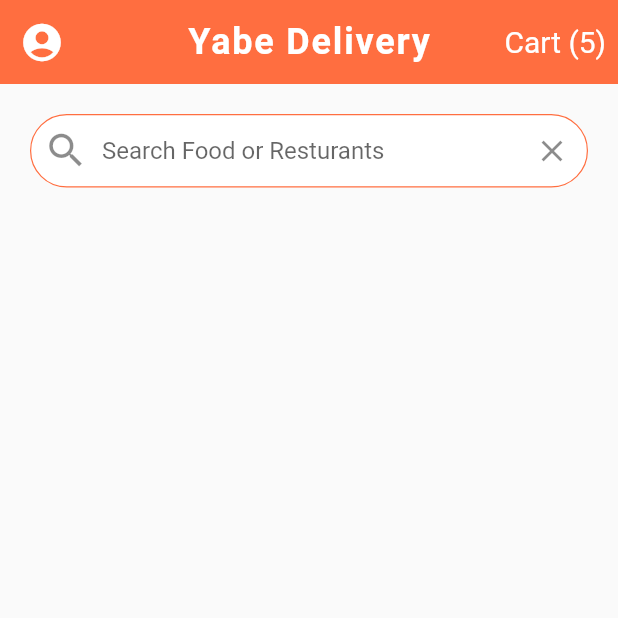
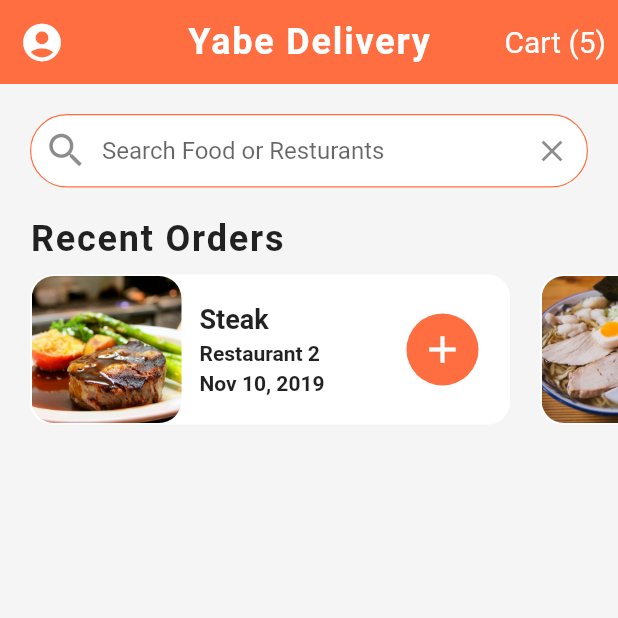
Before and after one commit to yabeye/flutter-food-delivery-app-ui, a Flutter app: the screen it shows after launch, on a phone screen of 412 x 824 dp, the top half of it. Run offline on Flutter 3.47's test engine with Material 2 defaults, Android fonts, the phone set to English and light mode, and no system bars.

Commit message:
recent order wedget is built.

```diff
--- a/lib/main.dart
+++ b/lib/main.dart
@@ -13,7 +13,7 @@ class MyApp extends StatelessWidget {
       title: 'Flutter Demo',
       debugShowCheckedModeBanner: false,
       theme: ThemeData(
-        scaffoldBackgroundColor: Colors.grey[50],
+        scaffoldBackgroundColor: Colors.grey[100],
         primaryColor: Colors.deepOrangeAccent,
       ),
       home: Home(),
--- a/lib/screens/home_screen.dart
+++ b/lib/screens/home_screen.dart
@@ -1,5 +1,6 @@
 import 'package:flutter/material.dart';
 import 'package:flutter_food_delivery_app/data/data.dart';
+import 'package:flutter_food_delivery_app/widgets/recent_orders.dart';
 
 class Home extends StatelessWidget {
   const Home({Key? key}) : super(key: key);
@@ -64,6 +65,7 @@ class Home extends StatelessWidget {
               ),
             ),
           ),
+          RecentOrders(),
         ],
       ),
     );
--- /dev/null
+++ b/lib/widgets/recent_orders.dart
@@ -0,0 +1,125 @@
+import 'package:flutter/material.dart';
+import 'package:flutter_food_delivery_app/data/data.dart';
+import 'package:flutter_food_delivery_app/models/order.dart';
+
+class RecentOrders extends StatelessWidget {
+  const RecentOrders({Key? key}) : super(key: key);
+
+  Widget _buildRecentOrders(BuildContext context, Order order) {
+    return Container(
+      width: 320.0,
+      margin: EdgeInsets.all(10.0),
+      decoration: BoxDecoration(
+        color: Colors.white,
+        borderRadius: BorderRadius.circular(15.0),
+        border: Border.all(
+          width: 1.0,
+          color: Colors.white38,
+        ),
+      ),
+      child: Row(
+        mainAxisAlignment: MainAxisAlignment.spaceBetween,
+        children: [
+          Expanded(
+            child: Row(
+              children: [
+                ClipRRect(
+                  borderRadius: BorderRadius.circular(15.0),
+                  child: Image(
+                    width: 100,
+                    height: 100,
+                    image: AssetImage(order.food.imageUrl),
+                    fit: BoxFit.cover,
+                  ),
+                ),
+                Expanded(
+                  child: Container(
+                    margin: EdgeInsets.all(12.0),
+                    child: Column(
+                      crossAxisAlignment: CrossAxisAlignment.start,
+                      mainAxisAlignment: MainAxisAlignment.center,
+                      children: [
+                        Text(
+                          order.food.name,
+                          style: TextStyle(
+                              fontWeight: FontWeight.bold, fontSize: 18),
+                          overflow: TextOverflow.ellipsis,
+                        ),
+                        SizedBox(
+                          height: 4.0,
+                        ),
+                        Text(
+                          order.restaurant.name,
+                          style: TextStyle(
+                              fontWeight: FontWeight.w600, fontSize: 14),
+                          overflow: TextOverflow.ellipsis,
+                        ),
+                        SizedBox(
+                          height: 4.0,
+                        ),
+                        Text(
+                          order.date,
+                          style: TextStyle(
+                              fontWeight: FontWeight.w600, fontSize: 14),
+                          overflow: TextOverflow.ellipsis,
+                        ),
+                      ],
+                    ),
+                  ),
+                ),
+              ],
+            ),
+          ),
+          Container(
+            width: 48,
+            height: 48,
+            margin: EdgeInsets.only(right: 20.0),
+            decoration: BoxDecoration(
+              color: Theme.of(context).primaryColor,
+              borderRadius: BorderRadius.circular(30.0),
+            ),
+            child: IconButton(
+                onPressed: () {},
+                icon: Icon(
+                  Icons.add,
+                  color: Colors.white,
+                  size: 30,
+                )),
+          ),
+        ],
+      ),
+    );
+  }
+
+  @override
+  Widget build(BuildContext context) {
+    return Column(
+      crossAxisAlignment: CrossAxisAlignment.start,
+      children: [
+        Padding(
+          padding: EdgeInsets.symmetric(horizontal: 20.0),
+          child: Text(
+            'Recent Orders',
+            style: TextStyle(
+                fontWeight: FontWeight.w600,
+                fontSize: 24.0,
+                letterSpacing: 1.2),
+          ),
+        ),
+        Container(
+          height: 120.0,
+          //color: Colors.blue,
+          child: ListView.builder(
+              physics: BouncingScrollPhysics(),
+              padding: EdgeInsets.only(left: 10.0),
+              scrollDirection: Axis.horizontal,
+              itemCount: 5,
+              itemBuilder: (context, index) {
+                Order order = currentUser.orders[index];
+                return _buildRecentOrders(context, order);
+              }),
+        ),
+      ],
+    );
+  }
+}
```
